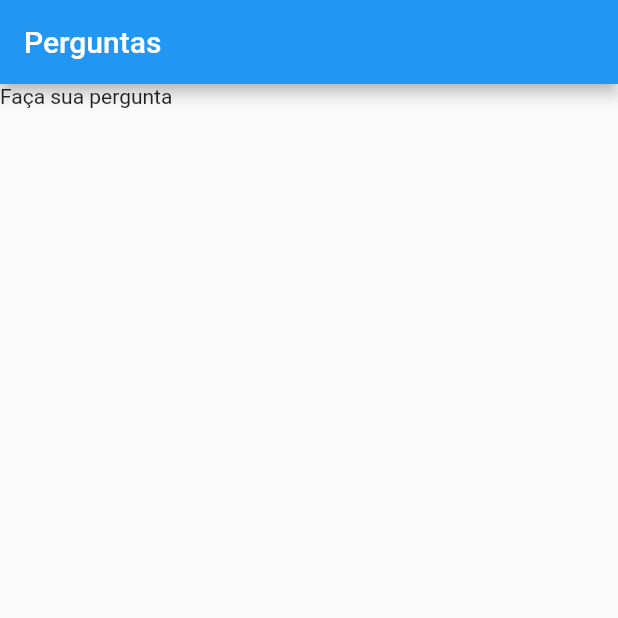
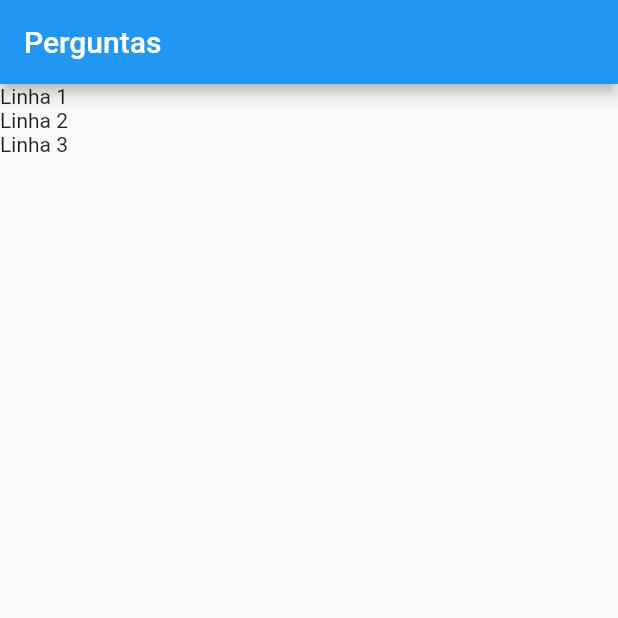
Before and after one commit to niltoneapontes/app-perguntas-flutter, a Flutter app: the screen it shows after launch, on a phone screen of 412 x 824 dp, the top half of it. Run offline on Flutter 3.47's test engine with Material 2 defaults, Android fonts, the phone set to English and light mode, and no system bars.

Commit message:
learning columns

```diff
--- a/lib/main.dart
+++ b/lib/main.dart
@@ -16,7 +16,13 @@ class PerguntaApp extends StatelessWidget {
         appBar: AppBar(
           title: Text('Perguntas'),
         ),
-        body: Text('Faça sua pergunta'),
+        body: Column(
+          children: [
+            Text('Linha 1'),
+            Text('Linha 2'),
+            Text('Linha 3'),
+          ],
+        ),
       ),
     );
   }
```
